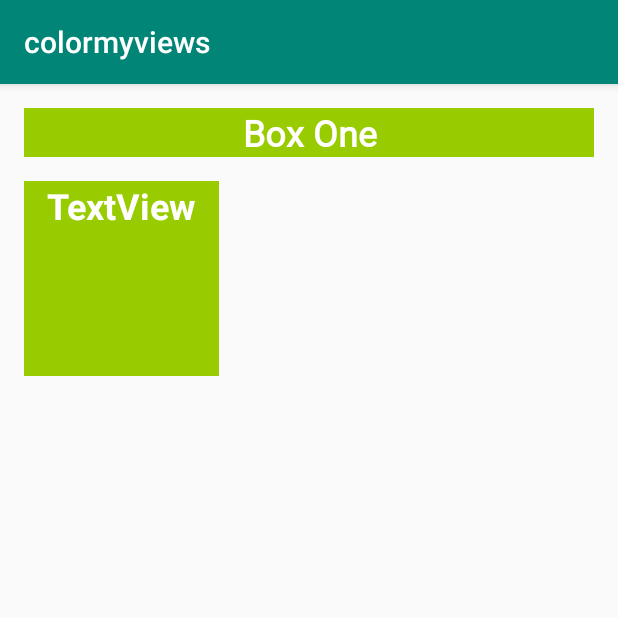
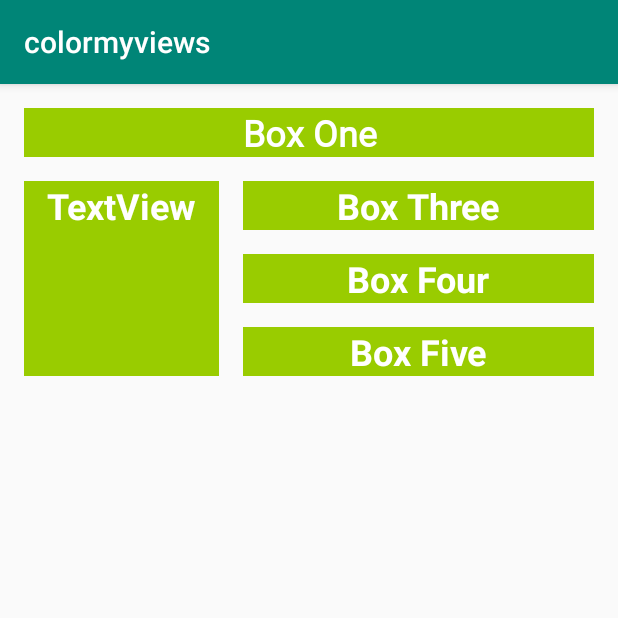
Before and after one commit to parinyakiat/2.3-Constraint-layout, an Android app: the screen it shows after launch (MainActivity), on a phone screen of 412 x 824 dp, the top half of it. Run offline under Robolectric (Android 15) with nearby library versions, the phone set to English and light mode, and no system bars; Roboto replaces fonts that are not available here.

Commit message:
Add button 3 - 5

```diff
--- a/app/src/main/res/layout/activity_main.xml
+++ b/app/src/main/res/layout/activity_main.xml
@@ -26,5 +26,34 @@
             app:layout_constraintTop_toBottomOf="@+id/box_one_text" app:layout_constraintStart_toStartOf="parent"
             android:layout_marginLeft="16dp" android:layout_marginStart="16dp" tools:text="@string/box_two"
             style="@style/whiteBox"/>
+    <TextView
+            android:text="@string/box_three"
+            android:layout_width="0dp"
+            android:layout_height="wrap_content"
+            android:id="@+id/textView3" style="@style/whiteBox"
+            app:layout_constraintBottom_toTopOf="@+id/textView4"
+            app:layout_constraintTop_toTopOf="@+id/box_two_text" app:layout_constraintStart_toEndOf="@+id/box_two_text"
+            android:layout_marginStart="@dimen/margin_wide" app:layout_constraintEnd_toEndOf="parent"
+            android:layout_marginEnd="@dimen/margin_wide" app:layout_constraintVertical_chainStyle="packed"/>
+    <TextView
+            android:text="@string/box_four"
+            android:layout_width="0dp"
+            android:layout_height="wrap_content"
+            android:id="@+id/textView4" style="@style/whiteBox"
+            app:layout_constraintTop_toBottomOf="@+id/textView3"
+            app:layout_constraintBottom_toTopOf="@+id/textView5" app:layout_constraintStart_toEndOf="@+id/box_two_text"
+            android:layout_marginStart="@dimen/margin_wide" app:layout_constraintEnd_toEndOf="parent"
+            android:layout_marginEnd="@dimen/margin_wide" android:layout_marginTop="@dimen/margin_wide"
+            android:layout_marginBottom="@dimen/margin_wide"/>
+    <TextView
+            android:text="@string/box_five"
+            android:layout_width="0dp"
+            android:layout_height="wrap_content"
+            android:id="@+id/textView5" style="@style/whiteBox"
+            app:layout_constraintBottom_toBottomOf="@+id/box_two_text"
+            app:layout_constraintTop_toBottomOf="@+id/textView4"
+            app:layout_constraintStart_toEndOf="@+id/box_two_text"
+            android:layout_marginStart="@dimen/margin_wide" app:layout_constraintEnd_toEndOf="parent" android:layout_marginEnd="@dimen/margin_wide"
+    />
 
 </androidx.constraintlayout.widget.ConstraintLayout>
--- a/app/src/main/res/values/strings.xml
+++ b/app/src/main/res/values/strings.xml
@@ -2,4 +2,7 @@
     <string name="app_name">colormyviews</string>
     <string name="box_one">Box One</string>
     <string name="box_two">Box Two</string>
+    <string name="box_three">Box Three</string>
+    <string name="box_four">Box Four</string>
+    <string name="box_five">Box Five</string>
 </resources>
```
